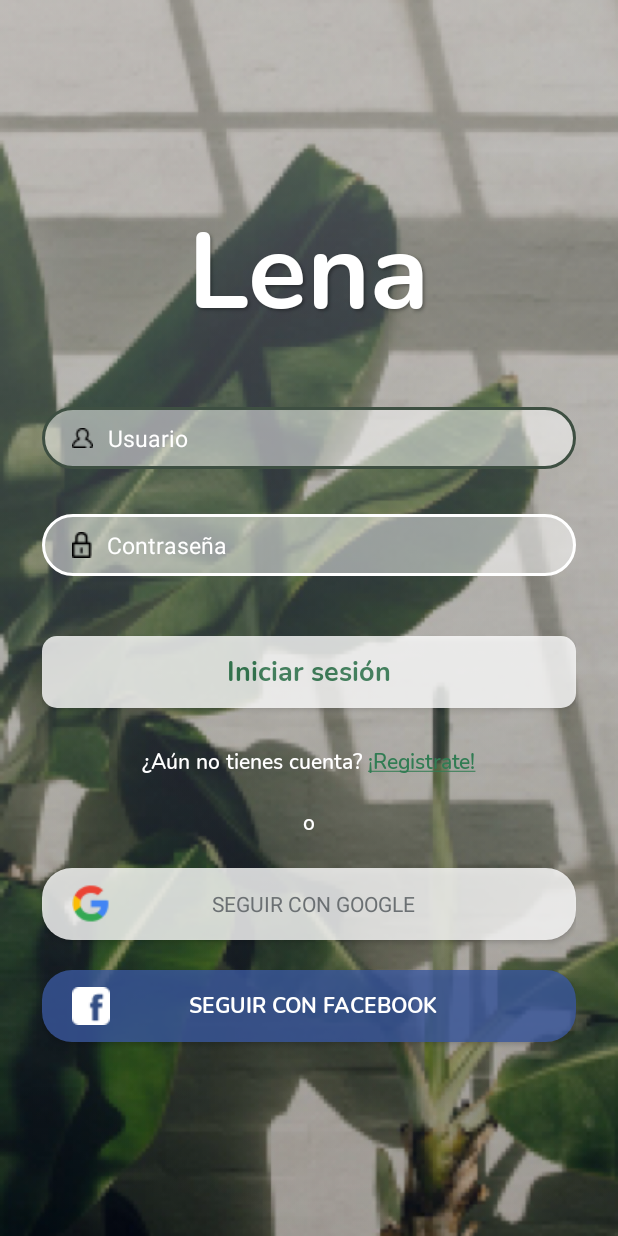
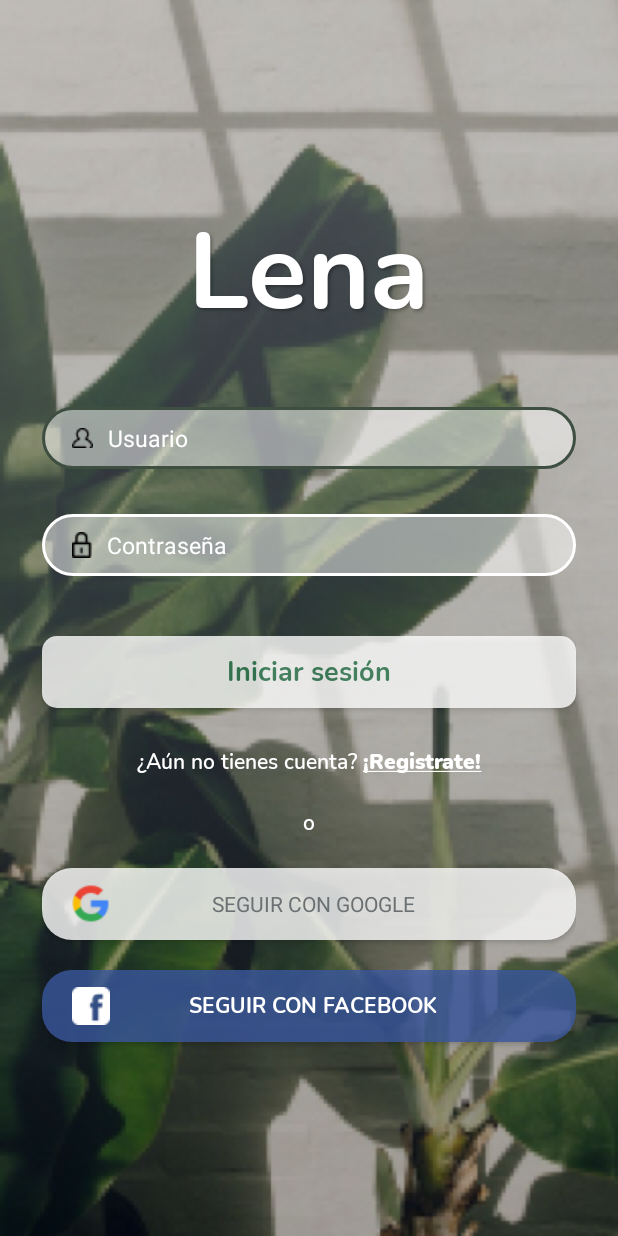
Before and after one commit to MateoValenciaGaviria/LenaApp, an Android app: the screen it shows after launch (LoginActivity), on a phone screen of 412 x 824 dp. Run offline under Robolectric (Android 15) with nearby library versions, the phone set to English and light mode, and no system bars.

Commit message:
Dark mode disabled

```diff
--- a/app/src/main/java/com/example/lena/MainActivity.java
+++ b/app/src/main/java/com/example/lena/MainActivity.java
@@ -7,6 +7,7 @@ import com.google.android.material.floatingactionbutton.FloatingActionButton;
 import com.google.android.material.snackbar.Snackbar;
 
 import androidx.appcompat.app.AppCompatActivity;
+import androidx.appcompat.app.AppCompatDelegate;
 import androidx.appcompat.widget.Toolbar;
 
 import android.view.View;
@@ -18,6 +19,7 @@ public class MainActivity extends AppCompatActivity {
 
     @Override
     protected void onCreate(Bundle savedInstanceState) {
+        AppCompatDelegate.setDefaultNightMode(AppCompatDelegate.MODE_NIGHT_NO);
         super.onCreate(savedInstanceState);
         setContentView(R.layout.activity_main);
 
--- a/app/src/main/res/layout/activity_login.xml
+++ b/app/src/main/res/layout/activity_login.xml
@@ -154,9 +154,9 @@
                 android:id="@+id/textView5"
                 android:layout_width="wrap_content"
                 android:layout_height="wrap_content"
-                android:fontFamily="@font/nunito_semibold"
+                android:fontFamily="@font/nunito_black"
                 android:text="@string/Registrate"
-                android:textColor="@color/light_green" />
+                android:textColor="@color/white" />
         </LinearLayout>
 
         <TextView
```
